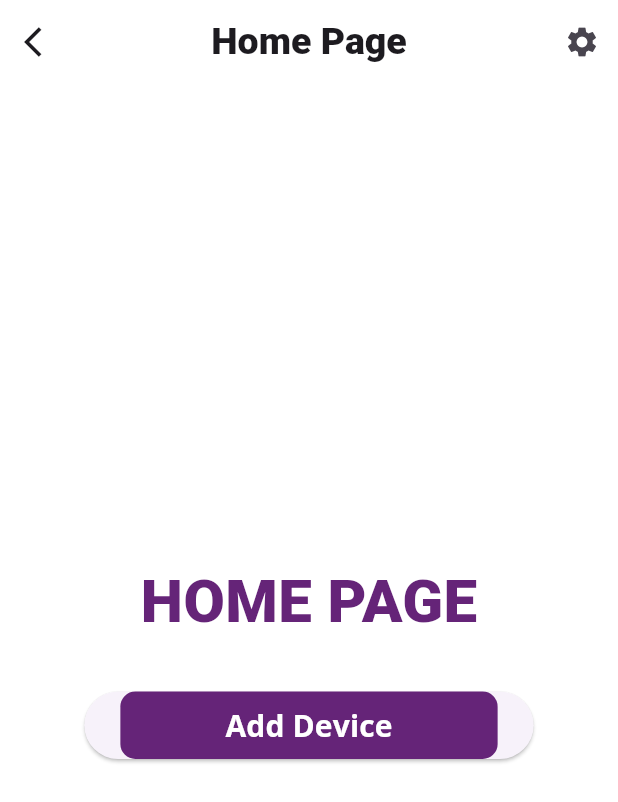
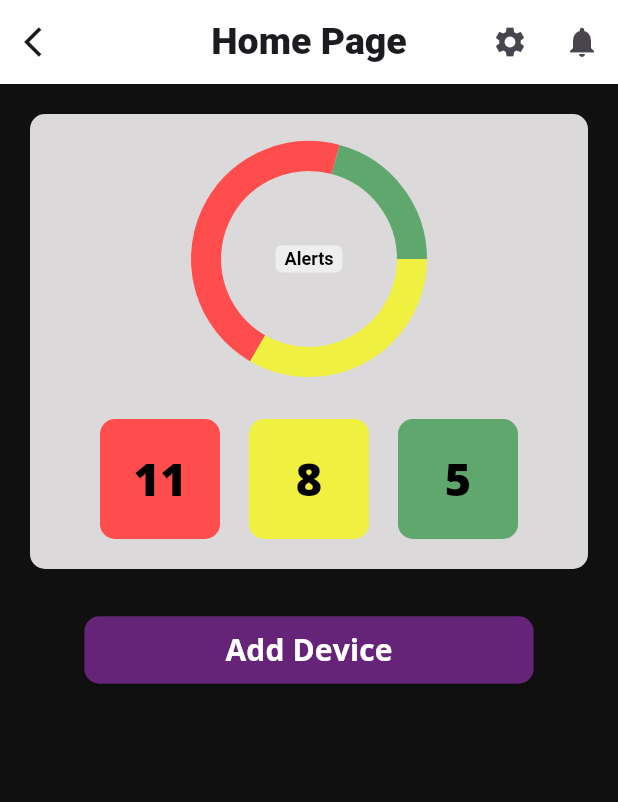
Before and after one commit to AlthafNazeel/R.A.V.E.N, a Flutter app: the HomePage screen opened by its route, on a phone screen of 412 x 824 dp. Shown: the top 802 px of the screen. Run offline on Flutter 3.47's test engine with Material 3 defaults, Android fonts, the phone set to English and light mode, and no system bars; drawn by our look-alikes of pie_chart; our stand-ins replace firebase_core, firebase_messaging, video_player; accounts and stored records are empty.

Commit message:
updated home page UI

```diff
--- /dev/null
+++ b/ListInTextFile.txt
@@ -0,0 +1,4 @@
+
+progress - 120,0,0
+Progress (module trailer) - 100,20,0
+Progress (module trailer) - 100,0,20
--- a/raven_frontend/lib/Pages/Notifications.dart
+++ b/raven_frontend/lib/Pages/Notifications.dart
@@ -27,7 +27,6 @@ class _NotificationsPageState extends State<NotificationsPage> {
     setState(() {
       selectedFilter = filter;
     });
-    // Implement your filtering logic here based on the selected filter
   }
 
   @override
@@ -46,7 +45,7 @@ class _NotificationsPageState extends State<NotificationsPage> {
         leading: IconButton(
           icon: Icon(Icons.menu, color: Colors.white),
           onPressed: (){
-            // code to open menu
+            Navigator.pushNamed(context, '/homePage');
           },
         ),
       ),
--- a/raven_frontend/lib/Pages/homePage.dart
+++ b/raven_frontend/lib/Pages/homePage.dart
@@ -1,8 +1,35 @@
 import 'package:flutter/material.dart';
+import 'package:pie_chart/pie_chart.dart';
 import 'package:raven_frontend/components/AppFonts.dart';
+
+void main() {
+  runApp(MyApp());
+}
+
+class MyApp extends StatelessWidget {
+  @override
+  Widget build(BuildContext context) {
+    return MaterialApp(
+      debugShowCheckedModeBanner: false,
+      home: HomePage(),
+    );
+  }
+}
 
 class HomePage extends StatelessWidget {
   HomePage({Key? key}) : super(key: key);
+
+  Map<String, double> dataMap = {
+    "yello alert":33.33  ,
+    "red alert": 45.83,
+    "green alert": 20.83,
+  };
+
+  List<Color> colorlist = [
+    Color.fromRGBO(240, 240, 65, 1),
+    Color.fromRGBO(255, 76, 76, 1),
+    Color.fromARGB(255, 95, 167, 108),
+  ];
 
   @override
   Widget build(BuildContext context) {
@@ -29,42 +56,120 @@ class HomePage extends StatelessWidget {
               Navigator.pushNamed(context, '/SettingsPage');
             },
           ),
+          IconButton(
+            icon: const Icon(Icons.notifications),
+            onPressed: () {
+              Navigator.pushNamed(context, '/Notifications');
+            },
+          ),
         ],
         centerTitle: true,
       ),
-      resizeToAvoidBottomInset: false,
-      backgroundColor: Color.fromARGB(255, 255, 255, 255),
+      // resizeToAvoidBottomInset: false,
+      backgroundColor: Color.fromARGB(255, 0, 0, 0),
       body: Center(
+        child: Container(
+          color: Color.fromARGB(255, 16, 16, 16),
+          padding: EdgeInsets.all(20),
           child: Column(
-          mainAxisAlignment: MainAxisAlignment.center,
             children: [
-            Text(
-              'HOME PAGE',
-              style: TextStyle(
-                fontSize: 40.0,
-                fontWeight: FontWeight.w900,
-                color: Color.fromARGB(255, 101, 36, 120),
+              // Pie Chart Container
+              Container(
+                 decoration: BoxDecoration(
+                  borderRadius: BorderRadius.circular(10),
+                  color: Color.fromARGB(255, 219, 217, 217),
+                ),
+                padding: EdgeInsets.all(20),
+                child: Column(
+                  children: [
+                    // PieChart widget
+                    PieChart(
+                      dataMap: dataMap,
+                      colorList: colorlist,
+                      chartRadius: MediaQuery.of(context).size.width / 3,
+                      centerText: "Alerts",
+                      chartType: ChartType.ring,
+                      ringStrokeWidth: 20,
+                      chartValuesOptions: ChartValuesOptions(
+                        showChartValuesInPercentage: true,
+                        showChartValues: false,
+
+                      ),
+                      legendOptions: LegendOptions(showLegends: false),
+                    ),
+                    SizedBox(height: 30),
+
+                    // Text Containers with Vertical Dividers
+                    Row(
+                      mainAxisAlignment: MainAxisAlignment.spaceEvenly,
+                      children: [
+                        Container(
+                          width: 80,
+                          height: 80,
+                          margin: EdgeInsets.only(left: 25),
+                          decoration: BoxDecoration(
+                            color: Color.fromRGBO(255, 76, 76, 1),
+                            borderRadius: BorderRadius.circular(10),
+                          ),
+                          child: Center(
+                            child: Text("11", style: AppFonts.piechart()),
                           ),
                         ),
-
+                        VerticalDivider(
+                          color: Color.fromARGB(255, 123, 18, 18),
+                          thickness: 10,
+                          indent: 10,
+                          endIndent: 20,
+                        ),
+                        Container(
+                          width: 80,
+                          height: 80,
+                          decoration: BoxDecoration(
+                            color: Color.fromRGBO(240, 240, 65, 1),
+                            borderRadius: BorderRadius.circular(10),
+                          ),
+                          child: Center(
+                            child: Text("8", style: AppFonts.piechart()),
+                          ),
+                        ),
+                        VerticalDivider(
+                          color: Color.fromARGB(255, 0, 0, 0),
+                          thickness: 5,
+                        ),
+                        Container(
+                          width: 80,
+                          height: 80,
+                          margin: EdgeInsets.only(right: 25),
+                          decoration: BoxDecoration(
+                            color: Color.fromARGB(255, 95, 167, 108),
+                            borderRadius: BorderRadius.circular(10),
+                          ),
+                          child: Center(
+                            child: Text("5", style: AppFonts.piechart()),
+                          ),
+                        ),
+                      ],
+                    ),
+                  ],
+                ),
+              ),
               SizedBox(height: 30),
 
               ElevatedButton(
                 onPressed: () {
                   // Navigate to the next page
-                Navigator.pushNamed(
-                  context,
-                  '/add_device',
-                );
+                  Navigator.pushNamed(context, '/add_device');
                 },
+                style: ElevatedButton.styleFrom(
+                  primary: Color.fromARGB(255, 101, 36, 120), // Set the button color
+                  shape: RoundedRectangleBorder(
+                    borderRadius: BorderRadius.circular(10), // Set the border radius
+                  ),
+                ),
                 child: Container(
                   padding: EdgeInsets.symmetric(
                     horizontal: 70,
                     vertical: 8,
-                ),
-                decoration: BoxDecoration(
-                  color: Color.fromARGB(255, 101, 36, 120),
-                  borderRadius: BorderRadius.circular(10),
                   ),
                   child: Text(
                     'Add Device',
@@ -75,6 +180,7 @@ class HomePage extends StatelessWidget {
             ],
           ),
         ),
+      ),
     );
   }
 }
--- a/raven_frontend/lib/components/AppFonts.dart
+++ b/raven_frontend/lib/components/AppFonts.dart
@@ -59,11 +59,10 @@ class AppFonts {
     );
   }
 
-  // font for buttons
-  static TextStyle ButtonFont({
-    Color color = Colors.white,
-    FontWeight fontWeight = FontWeight.bold,
-    double fontSize = 20.0,
+  static TextStyle piechart({
+    Color color = Colors.black,
+    FontWeight fontWeight = FontWeight.w900,
+    double fontSize = 30.0,
   }) {
     return TextStyle(
       fontFamily: _primaryFont,
@@ -72,4 +71,43 @@ class AppFonts {
       fontWeight: fontWeight,
     );
   }
+
+  // font for buttons
+  static TextStyle ButtonFont({
+    Color color = const Color.fromARGB(255, 255, 255, 255),
+    FontWeight fontWeight = FontWeight.bold,
+    double fontSize = 20.0,
+
+  }) {
+    return TextStyle(
+      fontFamily: _primaryFont,
+      fontSize: fontSize,
+      color: color,
+      fontWeight: fontWeight,
+    );
+  }
+
+
+  // ElevatedButton buildCustomButton({
+  //   // String text,
+  //   Color color = Colors.white,
+  //   FontWeight fontWeight = FontWeight.bold,
+  //   double fontSize = 20.0,
+  // }) {
+  //   return ElevatedButton(
+  //     onPressed: null, // No onPressed callback
+  //     style: ElevatedButton.styleFrom(
+  //       fixedSize: Size(200, 50),
+  //     ),
+  //     // child: Text(
+  //     //   // text,
+  //     //   style: TextStyle(
+  //     //     color: Colors.white,
+  //     //     fontSize: fontSize,
+  //     //   ),
+  //     // ),
+  //   );
+  // }
+
+
 }
--- a/raven_frontend/lib/main.dart
+++ b/raven_frontend/lib/main.dart
@@ -7,6 +7,7 @@ import 'package:raven_frontend/Pages/signInPage.dart';
 import 'package:raven_frontend/Pages/homePage.dart';
 import 'package:raven_frontend/Pages/add_device.dart';
 import 'package:raven_frontend/Pages/SettingsPage.dart';
+import 'package:raven_frontend/Pages/Notifications.dart';
 import 'package:raven_frontend/api/firebase_api.dart';
 import 'package:raven_frontend/firebase_options.dart';
 
@@ -38,8 +39,8 @@ class MyApp extends StatelessWidget {
         '/signInPage': (context) =>  SignIn(),
         '/homePage': (context) =>  HomePage(),
         '/add_device': (context) => const AddDevice(),
-        '/GetStartedPage': (context) => const AddDevice()
-
+        '/GetStartedPage': (context) => GetStartedPage(),
+        '/Notifications': (context) => NotificationsPage(),
       },
     );
   }
--- a/raven_frontend/pubspec.yaml
+++ b/raven_frontend/pubspec.yaml
@@ -37,6 +37,9 @@ dependencies:
   firebase_messaging: ^14.7.14
   firebase_core: ^2.25.3
   video_player: ^2.4.1
+  # pie chart
+  pie_chart: ^5.1.0
+
 
 dev_dependencies:
   flutter_test:
```
Also changed, not shown: raven_frontend/lib/components/loginForm.dart (deleted), raven_frontend/pubspec.lock, 3 other files. Lines whose indentation alone changed are shown as unchanged.
